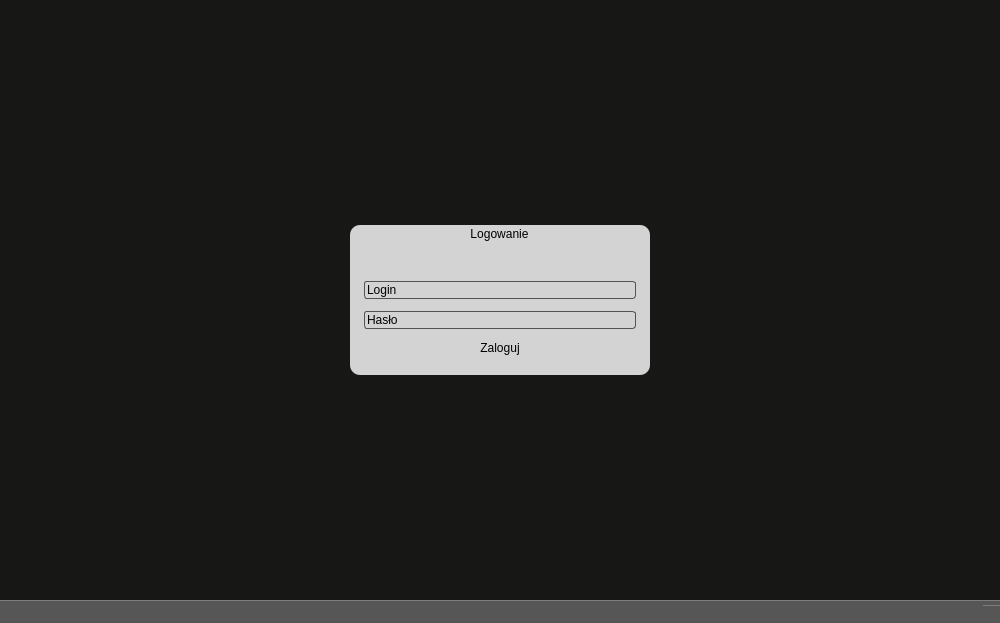
This is client/MPS_Client/mainwindow.ui in Raalsky/MPS as Qt 5 draws it before an edit. The edited form follows.
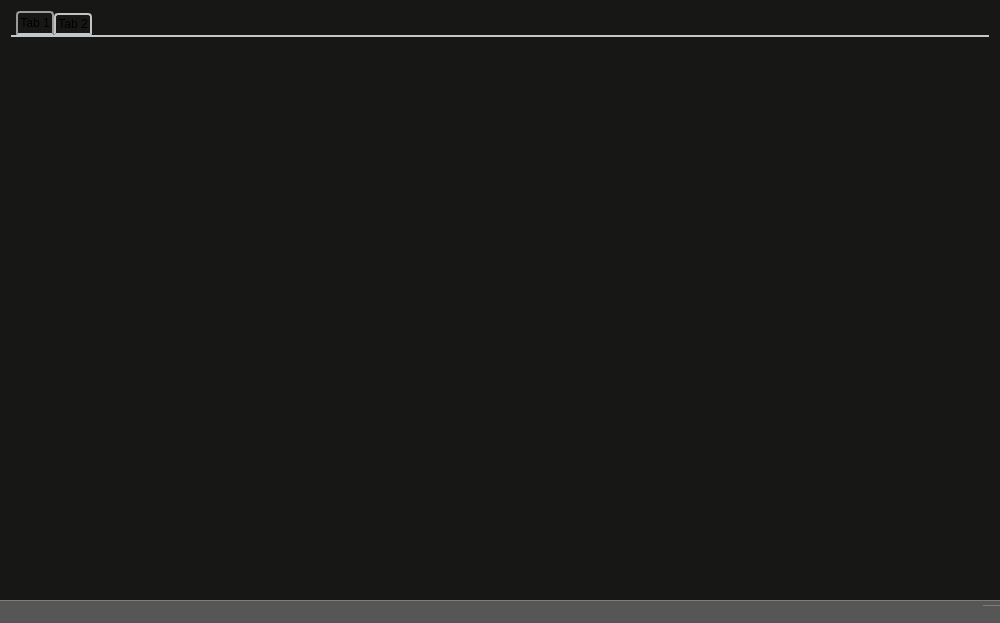
This is the edited form.

What changed in the file:
```diff
--- a/client/MPS_Client/mainwindow.ui
+++ b/client/MPS_Client/mainwindow.ui
@@ -42,61 +42,85 @@
     </size>
    </property>
    <layout class="QGridLayout" name="gridLayout">
-    <item row="0" column="0" alignment="Qt::AlignHCenter|Qt::AlignVCenter">
-     <widget class="QGroupBox" name="groupBox">
+    <item row="0" column="0">
+     <widget class="QTabWidget" name="tabWidget">
       <property name="minimumSize">
        <size>
-        <width>300</width>
-        <height>150</height>
+        <width>200</width>
+        <height>200</height>
        </size>
       </property>
       <property name="styleSheet">
-       <string notr="true">background-color: #d3d3d3;
-border-radius: 10px;</string>
+       <string notr="true">QTabWidget::pane { /* The tab widget frame */
+    border-top: 2px solid #C2C7CB;
+	background: #c3c3c3;
+}
+
+QTabWidget::tab-bar {
+    left: 5px; /* move to the right by 5px */
+	background-color: #B1B6BA;
+}
+
+/* Style the tab using the tab sub-control. Note that
+    it reads QTabBar _not_ QTabWidget */
+QTabBar::tab {
+    background: qlineargradient(x1: 0, y1: 0, x2: 0, y2: 1,
+                                stop: 0 #E1E1E1, stop: 0.4 #DDDDDD,
+                                stop: 0.5 #D8D8D8, stop: 1.0 #D3D3D3);
+    border: 2px solid #C4C4C3;
+    border-bottom-color: #C2C7CB; /* same as the pane color */
+    border-top-left-radius: 4px;
+    border-top-right-radius: 4px;
+    min-width: 8ex;
+    padding: 2px;
+}
+
+QTabBar::tab:selected, QTabBar::tab:hover {
+    background: qlineargradient(x1: 0, y1: 0, x2: 0, y2: 1,
+                                stop: 0 #fafafa, stop: 0.4 #f4f4f4,
+                                stop: 0.5 #e7e7e7, stop: 1.0 #fafafa);
+}
+
+QTabBar::tab:selected {
+    border-color: #9B9B9B;
+    border-bottom-color: #C2C7CB; /* same as pane color */
+}
+
+QTabBar::tab:!selected {
+    margin-top: 2px; /* make non-selected tabs look smaller */
+}</string>
       </property>
-      <property name="title">
-       <string>Logowanie</string>
+      <property name="tabPosition">
+       <enum>QTabWidget::North</enum>
       </property>
-      <property name="alignment">
-       <set>Qt::AlignCenter</set>
+      <property name="tabShape">
+       <enum>QTabWidget::Rounded</enum>
       </property>
-      <property name="flat">
+      <property name="currentIndex">
+       <number>0</number>
+      </property>
+      <property name="elideMode">
+       <enum>Qt::ElideRight</enum>
+      </property>
+      <property name="movable">
        <bool>true</bool>
       </property>
-      <layout class="QVBoxLayout" name="verticalLayout">
-       <property name="topMargin">
-        <number>30</number>
+      <widget class="QWidget" name="tab">
+       <property name="minimumSize">
+        <size>
+         <width>200</width>
+         <height>200</height>
+        </size>
        </property>
-       <item>
-        <widget class="QLineEdit" name="lineEdit">
-         <property name="styleSheet">
-          <string notr="true">border: 1px solid #535353;
-border-radius: 3px;</string>
-         </property>
-         <property name="text">
-          <string>Login</string>
-         </property>
-        </widget>
-       </item>
-       <item>
-        <widget class="QLineEdit" name="lineEdit_2">
-         <property name="styleSheet">
-          <string notr="true">border: 1px solid #535353;
-border-radius: 3px;</string>
-         </property>
-         <property name="text">
-          <string>Hasło</string>
-         </property>
-        </widget>
-       </item>
-       <item>
-        <widget class="QPushButton" name="pushButton">
-         <property name="text">
-          <string>Zaloguj</string>
-         </property>
-        </widget>
-       </item>
-      </layout>
+       <attribute name="title">
+        <string>Tab 1</string>
+       </attribute>
+      </widget>
+      <widget class="QWidget" name="tab_2">
+       <attribute name="title">
+        <string>Tab 2</string>
+       </attribute>
+      </widget>
      </widget>
     </item>
    </layout>
```
